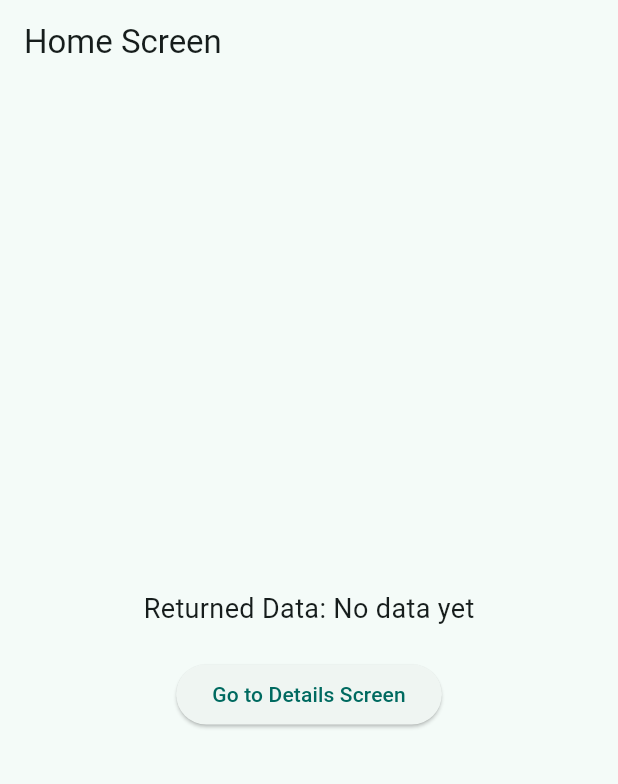
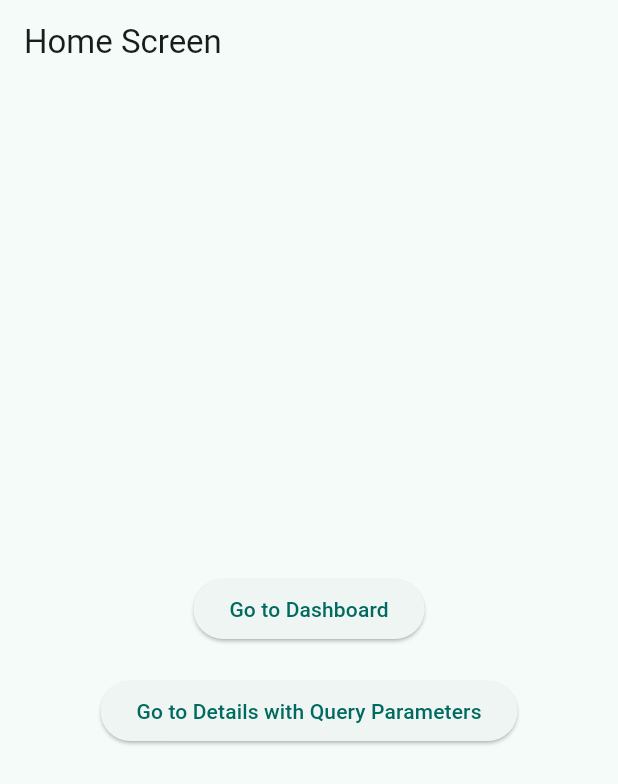
Before and after one commit to juancarlosdmz/Flutter-Concepts, a Flutter app: the screen it shows after launch, on a phone screen of 412 x 824 dp. Shown: the top 784 px of the screen. Run offline on Flutter 3.47's test engine with Material 3 defaults, Android fonts, the phone set to English and light mode, and no system bars; our stand-ins replace go_router.

Commit message:
Advanced Navigation using go_router

```diff
--- a/my_application/lib/home_screen.dart
+++ b/my_application/lib/home_screen.dart
@@ -1,16 +1,8 @@
 import 'package:flutter/material.dart';
 import 'package:go_router/go_router.dart';
-import 'package:my_application/detail_screens_arguments.dart';
 
-class HomeScreen extends StatefulWidget {
+class HomeScreen extends StatelessWidget {
   const HomeScreen({super.key});
-
-  @override
-  State<HomeScreen> createState() => _HomeScreenState();
-}
-
-class _HomeScreenState extends State<HomeScreen> {
-  String? _returnedData;
 
   @override
   Widget build(BuildContext context) {
@@ -22,30 +14,15 @@ class _HomeScreenState extends State<HomeScreen> {
           child: Column(
             mainAxisAlignment: MainAxisAlignment.center,
             children: [
-              Text(
-                'Returned Data: ${_returnedData ?? 'No data yet'}',
-                style: const TextStyle(fontSize: 18),
+              ElevatedButton(
+                onPressed: () => context.go('/dashboard/profile'),
+                child: const Text('Go to Dashboard'),
               ),
               const SizedBox(height: 20),
               ElevatedButton(
-                onPressed: () async {
-                  // Navigate to details and wait for the result
-                  final result = await context.push<String>(
-                    '/details',
-                    extra: DetailsScreenArguments(
-                      title: 'Details Screen',
-                      message: 'Hello from HomeScreen!',
-                    ),
-                  );
-
-                  // Update the returned data if there is any
-                  if (result != null) {
-                    setState(() {
-                      _returnedData = result;
-                    });
-                  }
-                },
-                child: const Text('Go to Details Screen'),
+                onPressed: () =>
+                    context.push('/details?id=123', extra: 'Hello from HomeScreen'),
+                child: const Text('Go to Details with Query Parameters'),
               ),
             ],
           ),
--- a/my_application/lib/main.dart
+++ b/my_application/lib/main.dart
@@ -1,8 +1,11 @@
 import 'package:flutter/material.dart';
 import 'package:go_router/go_router.dart';
-import 'package:my_application/detail_screens_arguments.dart';
+import 'package:my_application/dashboard_screen.dart';
 import 'package:my_application/details_screen.dart';
+import 'package:my_application/error_screen.dart';
 import 'package:my_application/home_screen.dart';
+import 'package:my_application/profile_screen.dart';
+import 'package:my_application/settings_screen.dart';
 
 void main() {
   runApp(MyApp());
@@ -12,17 +15,45 @@ class MyApp extends StatelessWidget {
   MyApp({super.key});
 
   final GoRouter _router = GoRouter(
+    initialLocation: '/',
+    errorBuilder: (context, state) => ErrorScreen(error: state.error.toString()), // Handle unknown routes
     routes: [
       GoRoute(
         path: '/',
+        name: 'home',
         builder: (context, state) => const HomeScreen(),
+      ),
+      ShellRoute(
+        builder: (context, state, child) {
+          return DashboardScreen(child: child);
+        },
+        redirect: (context, state) {
+          // Example redirect: Prevent access if user is not authenticated
+          const isAuthenticated = true; // Mock authentication state
+          // ignore: dead_code
+          return !isAuthenticated ? '/' : null;
+        },
+        routes: [
+          GoRoute(
+            path: '/dashboard/profile',
+            name: 'profile',
+            builder: (context, state) => const ProfileScreen(),
+
+          ),
+          GoRoute(
+            path: '/dashboard/settings',
+            name: 'settings',
+            builder: (context, state) => const SettingsScreen(),
+          ),
+        ],
       ),
       GoRoute(
         path: '/details',
+        name: 'details',
         builder: (context, state) {
-          // Extract arguments from the state
-          final args = state.extra as DetailsScreenArguments;
-          return DetailsScreen(arguments: args);
+          final id = state.uri.queryParameters['id'] ?? 'unknown';
+          final extraMessage = state.extra as String?;
+          return DetailsScreen(id: id, extraMessage: extraMessage);
         },
       ),
     ],
@@ -32,7 +63,7 @@ class MyApp extends StatelessWidget {
   Widget build(BuildContext context) {
     return MaterialApp.router(
       routerConfig: _router,
-      title: 'GoRouter Example',
+      title: 'GoRouter with ShellRoute Example',
       debugShowCheckedModeBanner: false,
       theme: ThemeData(
         useMaterial3: true,
```
Also changed, not shown: my_application/lib/dashboard_screen.dart (added, +35 -0 lines), my_application/lib/details_screen.dart (+11 -25 lines), my_application/lib/error_screen.dart (added, +21 -0 lines), my_application/lib/profile_screen.dart (added, +23 -0 lines), my_application/lib/settings_screen.dart (added, +12 -0 lines).
